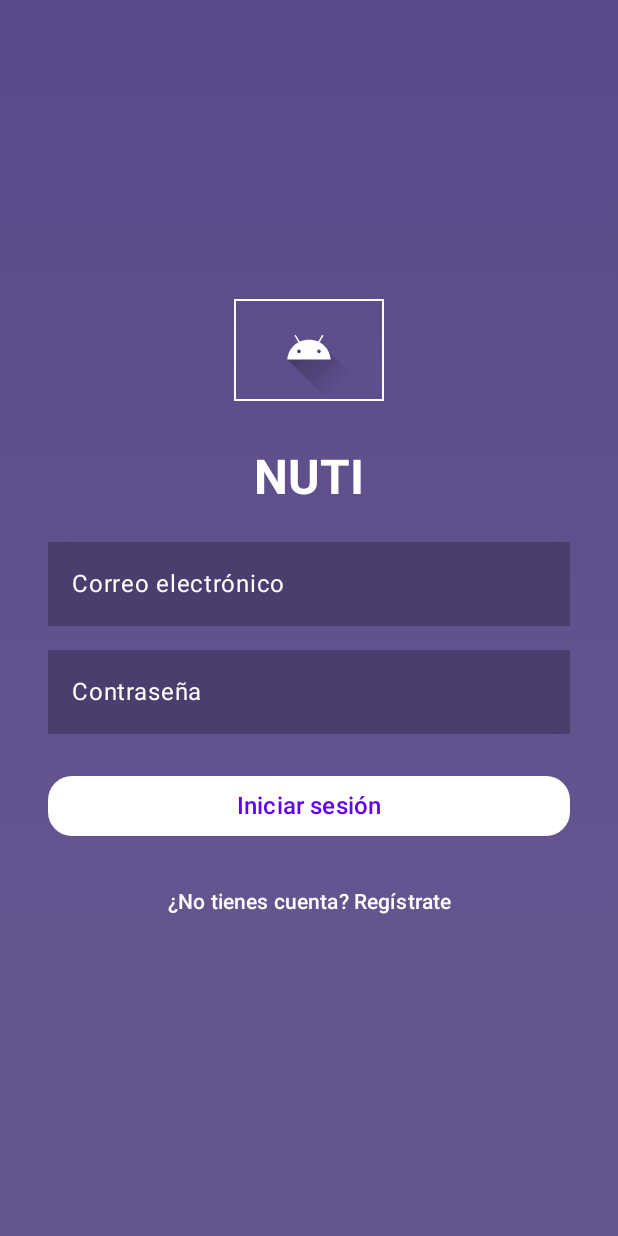
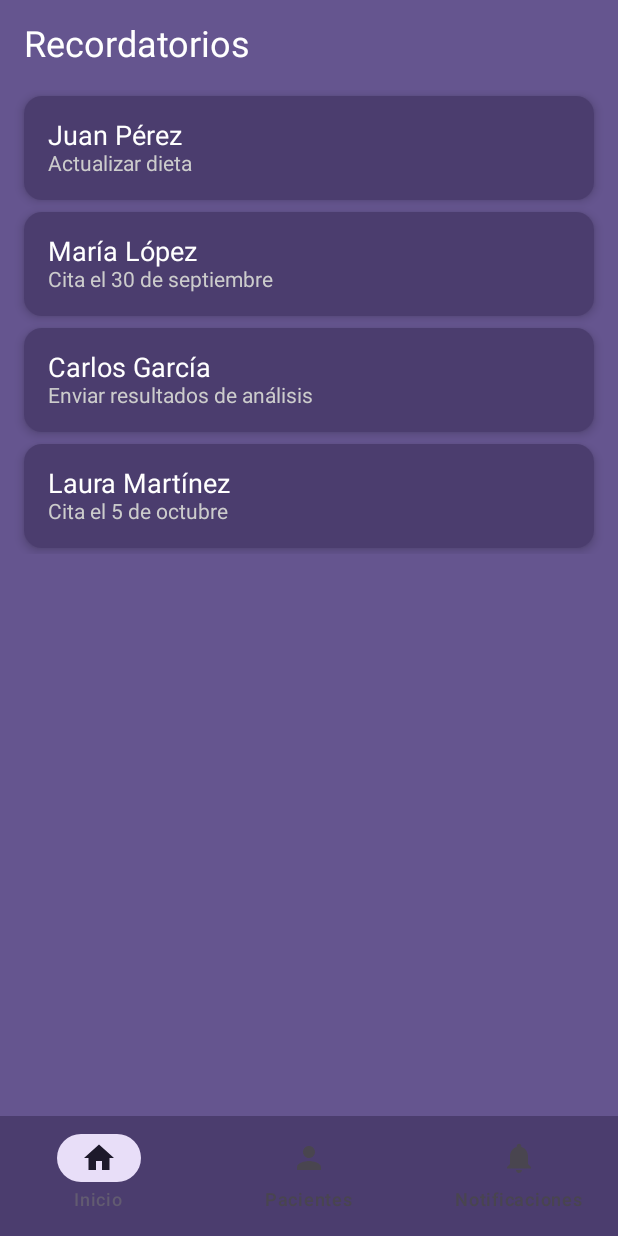
Before and after one commit to 214201827/nutri-app, an Android app built with Jetpack Compose: the screen it shows after launch (MainActivity), after a tap on "Iniciar sesión", on a phone screen of 412 x 824 dp. Run offline under Robolectric (Android 15) with nearby library versions, the phone set to English and light mode, and no system bars.

Commit message:
Se agrego Interfaz inicio nutriologo

```diff
--- a/app/src/main/java/com/example/nutricionapp/MainActivity.kt
+++ b/app/src/main/java/com/example/nutricionapp/MainActivity.kt
@@ -31,6 +31,7 @@ fun AppNavHost(navController: NavHostController) {
         composable("registerOptions") { RegisterOptionsScreen(navController) }
         composable("registerPatient") { RegisterPatientScreen(navController) }
         composable("registerNutritionist") { RegisterNutScreen(navController)  }
+        composable("HomeNutritionist") { HomeNutritionist(navController)  }
         composable("login") { LoginScreen(navController) }
     }
 }
--- /dev/null
+++ b/app/src/main/java/com/example/nutricionapp/ui/theme/HomeNutritionist.kt
@@ -0,0 +1,135 @@
+package com.example.nutricionapp
+
+import androidx.compose.foundation.background
+import androidx.compose.foundation.layout.*
+import androidx.compose.foundation.lazy.LazyColumn
+import androidx.compose.material3.*
+import androidx.compose.runtime.*
+import androidx.compose.ui.Alignment
+import androidx.compose.ui.Modifier
+import androidx.compose.ui.graphics.Color
+import androidx.compose.ui.unit.dp
+import androidx.compose.ui.unit.sp
+import com.example.nutricionapp.ui.theme.NutricionAppTheme
+import androidx.compose.material.icons.Icons
+import androidx.compose.material.icons.filled.Home
+import androidx.compose.material.icons.filled.Notifications
+import androidx.compose.material.icons.filled.Person
+import androidx.compose.ui.tooling.preview.Preview
+import androidx.navigation.NavHostController
+import androidx.navigation.compose.rememberNavController
+
+data class Reminder(val patientName: String, val message: String)
+
+@Composable
+fun HomeNutritionist(navController: NavHostController) {
+    val reminders = remember {
+        listOf(
+            Reminder("Juan Pérez", "Actualizar dieta"),
+            Reminder("María López", "Cita el 30 de septiembre"),
+            Reminder("Carlos García", "Enviar resultados de análisis"),
+            Reminder("Laura Martínez", "Cita el 5 de octubre")
+        )
+    }
+
+    var selectedItem by remember { mutableStateOf(0) } //mantener el intem sleccionado
+
+    Column(
+        modifier = Modifier
+            .fillMaxSize()
+            .background(Color(0xFF65558F))
+    ) {
+        Box(
+            modifier = Modifier
+                .weight(1f)
+        ) {
+            Column(
+                modifier = Modifier
+                    .padding(16.dp),
+                horizontalAlignment = Alignment.Start,
+                verticalArrangement = Arrangement.Top
+            ) {
+                Text(
+                    text = "Recordatorios",
+                    fontSize = 24.sp,
+                    color = Color.White,
+                    modifier = Modifier.padding(bottom = 16.dp)
+                )
+
+                // Lista de recordatorios
+                LazyColumn {
+                    items(reminders.size) { index ->
+                        ReminderItem(reminder = reminders[index])
+                    }
+                }
+            }
+        }
+
+        NavigationBar(
+            containerColor = Color(0xFF4B3D6E)
+        ) {
+            NavigationBarItem(
+                icon = { Icon(Icons.Filled.Home, contentDescription = "Inicio") },
+                label = { Text("Inicio") },
+                selected = selectedItem == 0,
+                onClick = {
+                    selectedItem = 0
+                    //clic Home
+                }
+            )
+            NavigationBarItem(
+                icon = { Icon(Icons.Filled.Person, contentDescription = "Pacientes") },
+                label = { Text("Pacientes") },
+                selected = selectedItem == 1,
+                onClick = {
+                    selectedItem = 1
+                    // clic en Pacientes
+                }
+            )
+            NavigationBarItem(
+                icon = { Icon(Icons.Filled.Notifications, contentDescription = "Notificaciones") },
+                label = { Text("Notificaciones") },
+                selected = selectedItem == 2,
+                onClick = {
+                    selectedItem = 2
+                    // clic notificaciones
+                }
+            )
+        }
+    }
+}
+
+@Composable
+fun ReminderItem(reminder: Reminder) {
+    Card(
+        modifier = Modifier
+            .fillMaxWidth()
+            .padding(vertical = 4.dp),
+        elevation = CardDefaults.elevatedCardElevation(4.dp),
+        colors = CardDefaults.cardColors(containerColor = Color(0xFF4B3D6E)) // Color de las tarjetas
+    ) {
+        Column(
+            modifier = Modifier.padding(16.dp),
+            horizontalAlignment = Alignment.Start
+        ) {
+            Text(
+                text = reminder.patientName,
+                fontSize = 18.sp,
+                color = Color.White
+            )
+            Text(
+                text = reminder.message,
+                fontSize = 14.sp,
+                color = Color.LightGray
+            )
+        }
+    }
+}
+
+@Preview(showBackground = true)
+@Composable
+fun HomeNutritionistPreview() {
+    NutricionAppTheme {
+        HomeNutritionist(navController = rememberNavController())
+    }
+}
--- a/app/src/main/java/com/example/nutricionapp/ui/theme/LoginScreen.kt
+++ b/app/src/main/java/com/example/nutricionapp/ui/theme/LoginScreen.kt
@@ -112,7 +112,7 @@ fun LoginScreen(navController: NavHostController) {
             )
 
             Button(
-                onClick = { },
+                onClick = {navController.navigate("HomeNutritionist") },
                 modifier = Modifier
                     .fillMaxWidth()
                     .padding(vertical = 16.dp),
```
